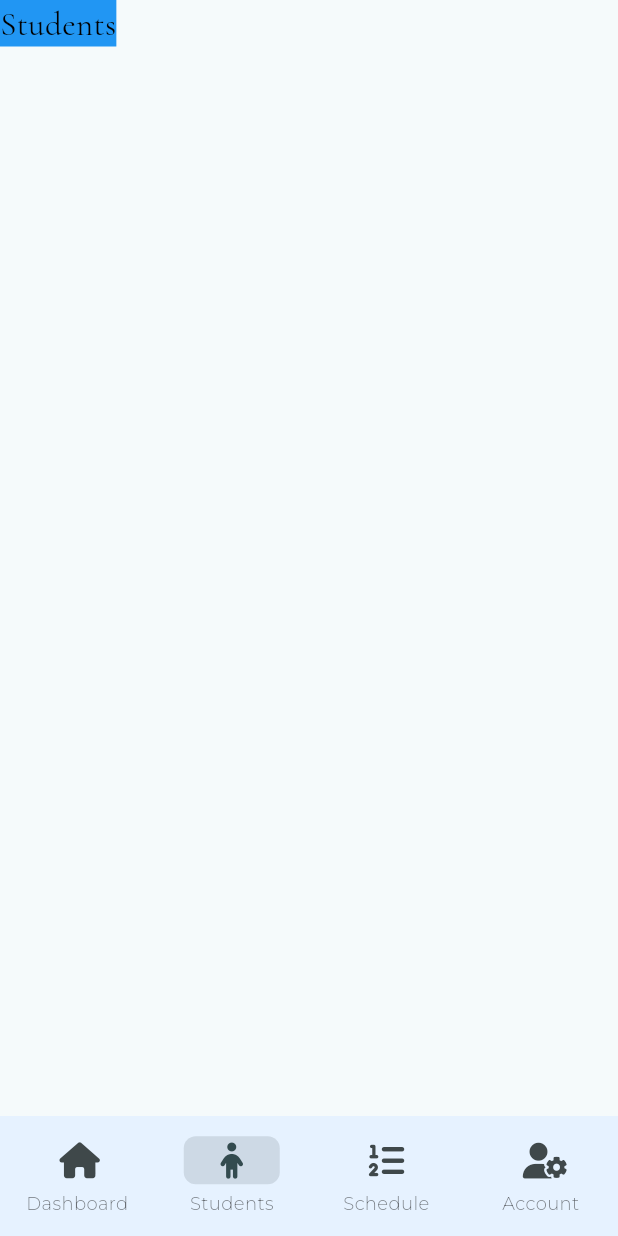
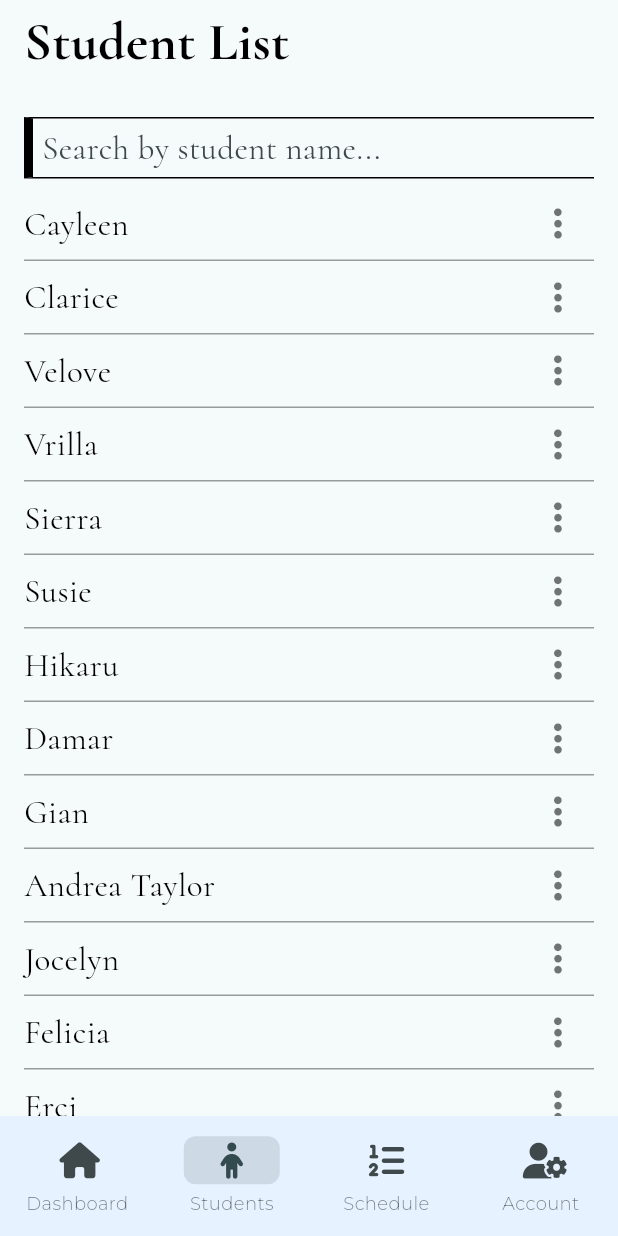
Before and after one commit to estidiskyroamer/ostinato_scheduling, a Flutter app: the NavigationPage screen opened directly, item 2 of the bottom bar chosen, on a phone screen of 412 x 824 dp. Run offline on Flutter 3.47's test engine with Material 3 defaults, Android fonts, the phone set to English and light mode, and no system bars; our stand-ins replace dio, font_awesome_flutter, hexcolor, loading_indicator; project files that could hold a hidden picture were left out.

Commit message:
Add pages

```diff
--- a/lib/pages/navigation.dart
+++ b/lib/pages/navigation.dart
@@ -1,7 +1,10 @@
 import 'package:flutter/material.dart';
 import 'package:font_awesome_flutter/font_awesome_flutter.dart';
 import 'package:hexcolor/hexcolor.dart';
+import 'package:ostinato/pages/account/account.dart';
+import 'package:ostinato/pages/dashboard/dashboard.dart';
 import 'package:ostinato/pages/schedule/schedule.dart';
+import 'package:ostinato/pages/student/student.dart';
 
 class NavigationPage extends StatefulWidget {
   const NavigationPage({super.key});
@@ -39,19 +42,10 @@ class _NavigationPageState extends State<NavigationPage> {
             RoundedRectangleBorder(borderRadius: BorderRadius.circular(8)),
       ),
       body: <Widget>[
-        Container(
-          color: Colors.red,
-          child: const Text("Dashboard"),
-        ),
-        Container(
-          color: Colors.blue,
-          child: const Text("Students"),
-        ),
+        DashboardPage(),
+        StudentPage(),
         SchedulePage(),
-        Container(
-          color: Colors.yellow,
-          child: const Text("Account"),
-        ),
+        AccountPage(),
       ][currentIndex],
     );
   }
--- /dev/null
+++ b/lib/pages/student/common.dart
@@ -0,0 +1,29 @@
+import 'package:flutter/material.dart';
+import 'package:font_awesome_flutter/font_awesome_flutter.dart';
+
+Widget studentItem(BuildContext context, String name) {
+  return Container(
+    decoration: const BoxDecoration(
+        border: Border(bottom: BorderSide(color: Colors.black38))),
+    child: Row(
+      mainAxisAlignment: MainAxisAlignment.spaceBetween,
+      children: [
+        Text(name),
+        IconButton(
+          icon: const Icon(
+            FontAwesomeIcons.ellipsisVertical,
+            color: Colors.black54,
+          ),
+          onPressed: () {
+            showModalBottomSheet<void>(
+                context: context,
+                builder: (context) {
+                  return SizedBox();
+                  //return bottomSheet(context, scheduleId);
+                });
+          },
+        ),
+      ],
+    ),
+  );
+}
--- /dev/null
+++ b/lib/pages/student/student.dart
@@ -0,0 +1,64 @@
+import 'package:flutter/material.dart';
+import 'package:font_awesome_flutter/font_awesome_flutter.dart';
+import 'package:ostinato/common/component.dart';
+import 'package:ostinato/common/config.dart';
+import 'package:ostinato/pages/student/common.dart';
+
+class StudentPage extends StatefulWidget {
+  const StudentPage({super.key});
+
+  @override
+  State<StudentPage> createState() => _StudentPageState();
+}
+
+class _StudentPageState extends State<StudentPage> {
+  TextEditingController searchController = TextEditingController();
+  @override
+  Widget build(BuildContext context) {
+    return Scaffold(
+      appBar: AppBar(
+        title: Text(
+          "Student List",
+          style: Theme.of(context).textTheme.titleMedium,
+        ),
+        automaticallyImplyLeading: false,
+      ),
+      body: /* Column(
+          children: [
+            InputField(
+                textEditingController: searchController,
+                hintText: "Search by student name..."),
+
+          ],
+        ) */
+          SingleChildScrollView(
+              padding: padding16,
+              child: ListView(
+                physics: const NeverScrollableScrollPhysics(),
+                shrinkWrap: true,
+                children: [
+                  InputField(
+                      textEditingController: searchController,
+                      hintText: "Search by student name..."),
+                  studentItem(context, "Cayleen"),
+                  studentItem(context, "Clarice"),
+                  studentItem(context, "Velove"),
+                  studentItem(context, "Vrilla"),
+                  studentItem(context, "Sierra"),
+                  studentItem(context, "Susie"),
+                  studentItem(context, "Hikaru"),
+                  studentItem(context, "Damar"),
+                  studentItem(context, "Gian"),
+                  studentItem(context, "Andrea Taylor"),
+                  studentItem(context, "Jocelyn"),
+                  studentItem(context, "Felicia"),
+                  studentItem(context, "Erci"),
+                  studentItem(context, "Ben"),
+                  studentItem(context, "Yoshiko"),
+                  studentItem(context, "Natasha"),
+                  studentItem(context, "Given"),
+                ],
+              )),
+    );
+  }
+}
```
Also changed, not shown: lib/common/component.dart (+6 -3 lines), lib/pages/account/account.dart (added, +26 -0 lines), lib/pages/dashboard/dashboard.dart (added, +26 -0 lines), lib/pages/schedule/common.dart (+15 -9 lines).
